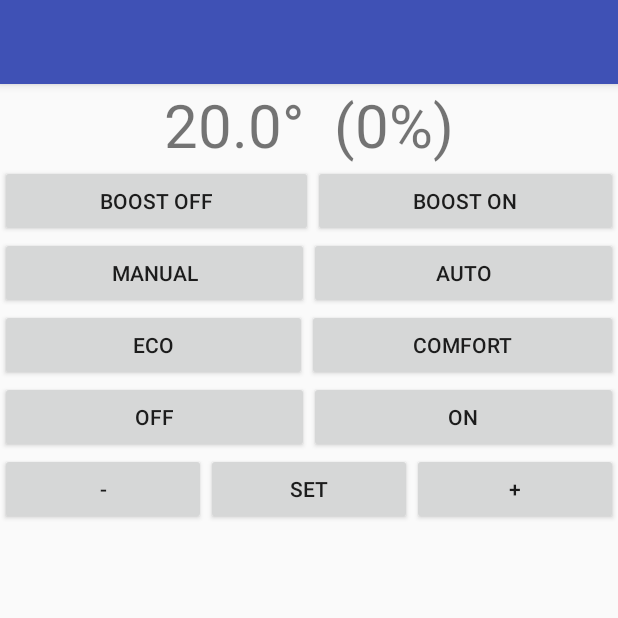
After one commit to snst/homeController, an Android app: the TempActivity screen opened directly, with no data from a screen before it, on a phone screen of 412 x 824 dp, the top half of it. The commit adds this screen. Run offline under Robolectric (Android 15) with nearby library versions, the phone set to English and light mode, and no system bars.

Commit message:
updated android app

```diff
--- /dev/null
+++ b/android/myHome/app/src/main/java/de/meek/myhome/TempActivity.java
@@ -0,0 +1,101 @@
+package de.meek.myhome;
+
+import android.content.Intent;
+import android.support.v7.app.AppCompatActivity;
+import android.os.Bundle;
+import android.view.View;
+import android.widget.TextView;
+
+import helpers.Format;
+
+public class TempActivity extends AppCompatActivity {
+
+    public void runCmd(String cmd) {
+
+        Intent data = new Intent();
+        data.putExtra("cmd",cmd);
+        setResult(RESULT_OK,data);
+        finish();
+    }
+
+    public void onBtnAuto(View view) {
+        runCmd("auto");
+    }
+
+    public void onBtnManual(View view) {
+        runCmd("manual");
+    }
+
+    public void onBtnOff(View view) {
+        runCmd("off");
+    }
+
+    public void onBtnOn(View view) {
+        runCmd("on");
+    }
+
+    public void onBtnBoostOn(View view) {
+        runCmd("booston");
+    }
+
+    public void onBtnBoostOff(View view) {
+        runCmd("boostoff");
+    }
+
+    public void onBtnEco(View view) {
+        runCmd("eco");
+    }
+
+    public void onBtnComfort(View view) {
+        runCmd("comfort");
+    }
+
+    public void onBtnDec(View view) {
+        if(temp>Const.TEMP_MIN) {
+            temp -= Const.TEMP_STEP;
+        }
+        showTemp();
+    }
+
+    public void onBtnInc(View view) {
+        if(temp<Const.TEMP_MAX) {
+            temp += Const.TEMP_STEP;
+        }
+        showTemp();
+    }
+
+    public void onBtnSetTemp(View view) {
+        Intent data = new Intent();
+        data.putExtra("newTemp",temp);
+        setResult(RESULT_OK,data);
+        finish();
+    }
+
+        TextView txtViewTemp;
+    int temp = 0;
+    int percent = 0;
+
+    void showTemp() {
+        String str = Format.tempToString(temp, percent);
+        txtViewTemp.setText(str);
+    }
+
+    @Override
+    protected void onCreate(Bundle savedInstanceState) {
+        super.onCreate(savedInstanceState);
+        setContentView(R.layout.activity_temp);
+
+        Intent intent = getIntent();
+        String roomName = intent.getStringExtra("room");
+        temp = intent.getIntExtra("temp", 0);
+        percent = intent.getIntExtra("percent", 0);
+        setTitle(roomName);
+
+        if(temp<Const.TEMP_MIN) {
+            temp = Const.TEMP_DEFAULT;
+        }
+
+        txtViewTemp = (TextView) findViewById(R.id.txtViewTemp2);
+        showTemp();
+    }
+}
--- /dev/null
+++ b/android/myHome/app/src/main/java/helpers/Format.java
@@ -0,0 +1,23 @@
+package helpers;
+
+import de.meek.myhome.Const;
+
+/**
+ * Created by stefan on 10.12.2017.
+ */
+
+public class Format {
+    public static String tempToString(int temp, int percent) {
+
+        String strTemp;
+        if(temp <= Const.TEMP_MIN) {
+            strTemp = "off";
+        } else if(temp >= Const.TEMP_MAX) {
+            strTemp = "on";
+        } else {
+            strTemp = (Float.toString(temp/10f) +  "°  (" + percent + "%)");
+        }
+
+        return strTemp;
+    }
+}
--- /dev/null
+++ b/android/myHome/app/src/main/res/layout/activity_temp.xml
@@ -0,0 +1,147 @@
+<?xml version="1.0" encoding="utf-8"?>
+<android.support.constraint.ConstraintLayout xmlns:android="http://schemas.android.com/apk/res/android"
+    xmlns:app="http://schemas.android.com/apk/res-auto"
+    xmlns:tools="http://schemas.android.com/tools"
+    android:layout_width="match_parent"
+    android:layout_height="match_parent"
+    tools:context="de.meek.myhome.TempActivity"
+    tools:layout_editor_absoluteY="81dp">
+
+    <LinearLayout
+        android:id="@+id/linearLayout2"
+        android:layout_width="0dp"
+        android:layout_height="0dp"
+        android:orientation="vertical"
+        app:layout_constraintBottom_toBottomOf="parent"
+        app:layout_constraintEnd_toEndOf="parent"
+        app:layout_constraintStart_toStartOf="parent"
+        app:layout_constraintTop_toTopOf="parent">
+
+        <TextView
+            android:id="@+id/txtViewTemp2"
+            android:layout_width="match_parent"
+            android:layout_height="wrap_content"
+            android:text="TextView"
+            android:textAlignment="center"
+            android:textSize="40sp" />
+
+        <LinearLayout
+            android:layout_width="match_parent"
+            android:layout_height="wrap_content"
+            android:orientation="horizontal">
+
+            <Button
+                android:id="@+id/btnBoostOff"
+                android:layout_width="wrap_content"
+                android:layout_height="wrap_content"
+                android:layout_weight="1"
+                android:onClick="onBtnBoostOff"
+                android:text="boost off" />
+
+            <Button
+                android:id="@+id/btnBootOn"
+                android:layout_width="wrap_content"
+                android:layout_height="wrap_content"
+                android:layout_weight="1"
+                android:onClick="onBtnBoostOn"
+                android:text="boost on" />
+        </LinearLayout>
+
+        <LinearLayout
+            android:layout_width="match_parent"
+            android:layout_height="wrap_content"
+            android:orientation="horizontal">
+
+            <Button
+                android:id="@+id/btnManual"
+                android:layout_width="wrap_content"
+                android:layout_height="wrap_content"
+                android:layout_weight="1"
+                android:onClick="onBtnManual"
+                android:text="manual" />
+
+            <Button
+                android:id="@+id/btnAuto"
+                android:layout_width="wrap_content"
+                android:layout_height="wrap_content"
+                android:layout_weight="1"
+                android:onClick="onBtnAuto"
+                android:text="auto" />
+        </LinearLayout>
+
+        <LinearLayout
+            android:layout_width="match_parent"
+            android:layout_height="wrap_content"
+            android:orientation="horizontal">
+
+            <Button
+                android:id="@+id/btnEco"
+                android:layout_width="wrap_content"
+                android:layout_height="wrap_content"
+                android:layout_weight="1"
+                android:onClick="onBtnEco"
+                android:text="Eco" />
+
+            <Button
+                android:id="@+id/btnComfort"
+                android:layout_width="wrap_content"
+                android:layout_height="wrap_content"
+                android:layout_weight="1"
+                android:onClick="onBtnComfort"
+                android:text="comfort" />
+        </LinearLayout>
+
+        <LinearLayout
+            android:layout_width="match_parent"
+            android:layout_height="wrap_content"
+            android:orientation="horizontal">
+
+            <Button
+                android:id="@+id/btnOff"
+                android:layout_width="wrap_content"
+                android:layout_height="wrap_content"
+                android:layout_weight="1"
+                android:onClick="onBtnOff"
+                android:text="off" />
+
+            <Button
+                android:id="@+id/btnOn"
+                android:layout_width="wrap_content"
+                android:layout_height="wrap_content"
+                android:layout_weight="1"
+                android:onClick="onBtnOn"
+                android:text="on" />
+        </LinearLayout>
+
+        <LinearLayout
+            android:layout_width="match_parent"
+            android:layout_height="wrap_content"
+            android:orientation="horizontal">
+
+            <Button
+                android:id="@+id/btnDec"
+                android:layout_width="wrap_content"
+                android:layout_height="wrap_content"
+                android:layout_weight="1"
+                android:onClick="onBtnDec"
+                android:text="-" />
+
+            <Button
+                android:id="@+id/btnSetTemp"
+                android:layout_width="wrap_content"
+                android:layout_height="wrap_content"
+                android:layout_weight="1"
+                android:onClick="onBtnSetTemp"
+                android:text="set" />
+
+            <Button
+                android:id="@+id/btnInc"
+                android:layout_width="wrap_content"
+                android:layout_height="wrap_content"
+                android:layout_weight="1"
+                android:onClick="onBtnInc"
+                android:text="+" />
+        </LinearLayout>
+    </LinearLayout>
+
+</android.support.constraint.ConstraintLayout>
```
Also changed, not shown: android/myHome/app/src/main/AndroidManifest.xml (+5 -3 lines), android/myHome/app/src/main/java/de/meek/myhome/AccountConfig.java (added, +17 -0 lines), android/myHome/app/src/main/java/de/meek/myhome/Const.java (added, +14 -0 lines), android/myHome/app/src/main/java/de/meek/myhome/MainActivity.java (+38 -1 lines), android/myHome/app/src/main/res/layout/activity_main.xml (+7 -0 lines).
